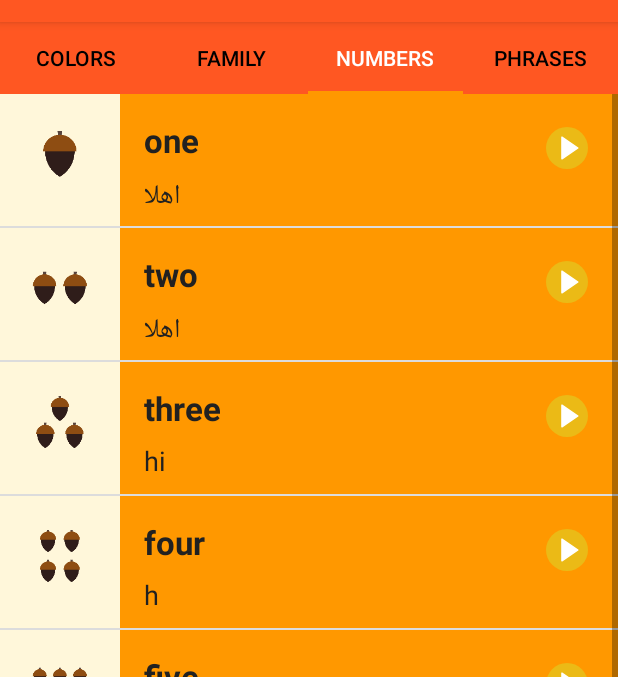
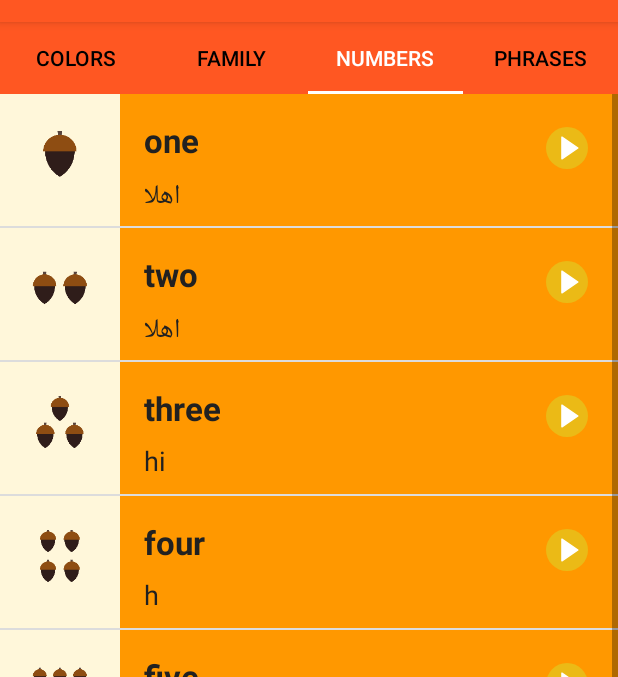
Before and after one commit to AhmadDalao/MiowkApp, an Android app: the screen it shows after launch (MainActivity), tab 3 chosen, on a phone screen of 412 x 824 dp, the part 62-739 px from its top. Run offline under Robolectric (Android 15) with nearby library versions, the phone set to English and light mode, and no system bars.

Commit message:
last change

```diff
--- a/app/src/main/res/layout/activity_main.xml
+++ b/app/src/main/res/layout/activity_main.xml
@@ -12,9 +12,10 @@
         android:id="@+id/tabs"
         android:layout_width="match_parent"
         android:layout_height="wrap_content"
+        android:background="@color/primary"
         app:tabGravity="fill"
+        app:tabIndicatorColor="@android:color/white"
         app:tabMode="fixed"
-        android:background="@color/primary"
         app:tabSelectedTextColor="@android:color/white"
         app:tabTextColor="@color/myBlack" />
 
```
